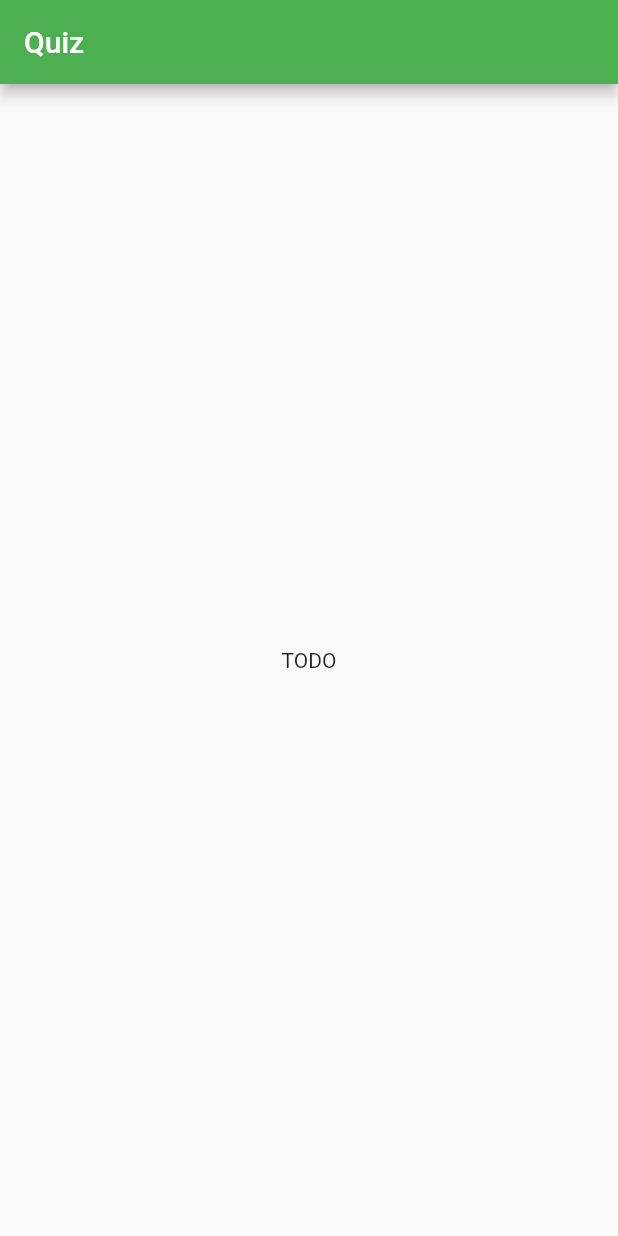
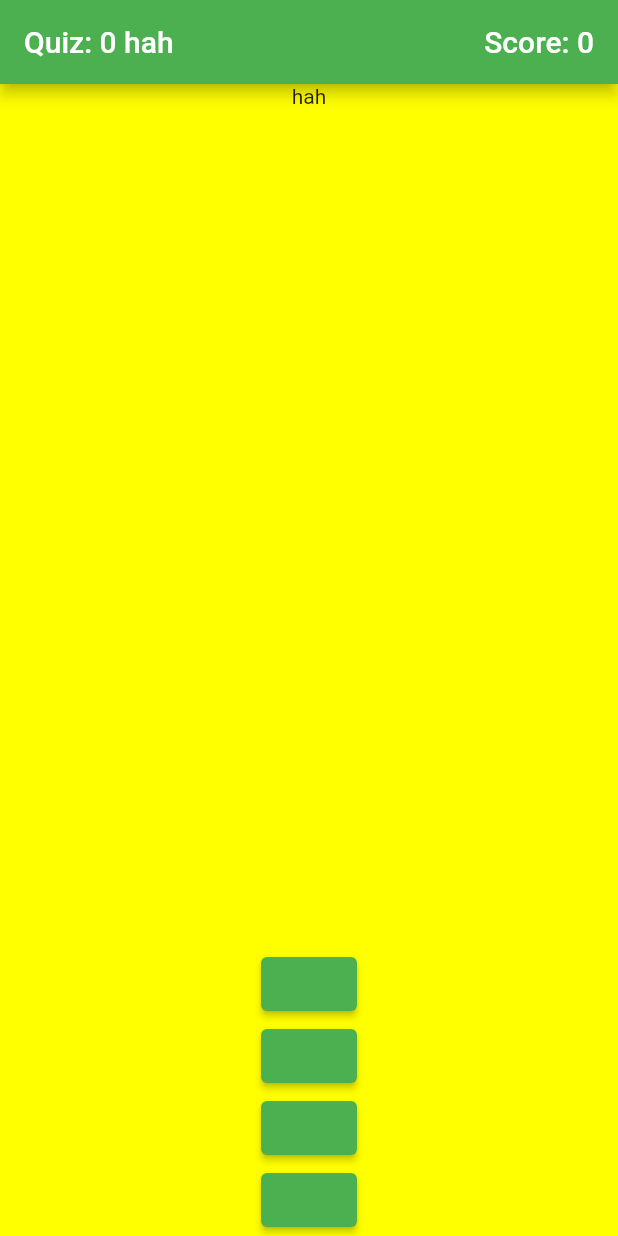
Before and after one commit to yarlnel/flutter_quiz, a Flutter app: the screen it shows after launch, on a phone screen of 412 x 824 dp. Run offline on Flutter 3.47's test engine with Material 2 defaults, Android fonts, the phone set to English and light mode, and no system bars; our stand-ins replace dio; network calls fail.

Commit message:
add some ui

```diff
--- a/lib/models/quiz.dart
+++ b/lib/models/quiz.dart
@@ -16,12 +16,22 @@ class Quiz {
     required this.d,
   });
 
+  static Quiz empty() => Quiz(
+      title: "hah",
+      answer: QuestionAnswer.A,
+      a: "",
+      b: "",
+      c: "",
+      d: ""
+  );
+
   @override
   String toString() =>
-      '$title'
+      '$title\n'
       'answer: $answer\n'
-      'a: $a'
-      'b: $b'
-      'd: $d'
-      'c: $c';
+      'a: $a\n'
+      'b: $b\n'
+      'd: $d\n'
+      'c: $c\n'
+      '\n\n\n';
 }
--- a/lib/pages/home_page.dart
+++ b/lib/pages/home_page.dart
@@ -1,15 +1,94 @@
+import 'dart:async';
+
 import 'package:flutter/material.dart';
+import 'package:flutter_quiz/source/question_source.dart';
 
-class HomePage extends StatelessWidget {
+import '../models/quiz.dart';
+
+class HomePage extends StatefulWidget {
   const HomePage({Key? key}) : super(key: key);
 
   @override
   Widget build(BuildContext context) => Scaffold(
-    appBar: AppBar(
-      title: const Text('Quiz'),
-    ),
-    body: Center(
-      child: const Text('TODO')
-    ),
-  );
+        appBar: AppBar(
+          title: const Text('Quiz'),
+        ),
+        body: Center(child: const Text('TODO')),
+      );
+
+  @override
+  _HomeState createState() => _HomeState();
 }
+
+class _HomeState extends State<HomePage> {
+  List<Quiz> _quizzes = List.empty();
+
+  int _quizLevel = 0;
+
+  Quiz _currentQuiz = Quiz.empty();
+
+  Future<void> _fetchQuizzes() async {
+    List<Quiz> quizzes = await QuizSource().getQuizzes();
+
+    setState(() {
+      _quizzes = quizzes;
+      _currentQuiz = quizzes.first;
+    });
+  }
+
+  @override
+  void initState() {
+    _fetchQuizzes();
+  }
+
+  int _score = 0;
+
+  void _handleAnswer(QuestionAnswer answer) {
+    if (_quizLevel >= (_quizzes.length - 1)) {
+      _score = 0;
+      return;
+    }
+
+    if (_currentQuiz.answer == answer) {
+      _score++;
+    }
+
+    _quizLevel++;
+    _currentQuiz = _quizzes[_quizLevel];
+  }
+
+  @override
+  Widget build(BuildContext context) {
+    return Scaffold(
+        appBar: AppBar(
+            title: Row(
+                mainAxisAlignment: MainAxisAlignment.spaceBetween,
+                children: [
+              Text("Quiz: $_quizLevel ${_currentQuiz.title}"),
+              Text("Score: $_score")
+            ])),
+        backgroundColor: Colors.yellowAccent,
+        body: Container(
+            width: double.infinity,
+            child: Column(
+                mainAxisAlignment: MainAxisAlignment.center,
+                crossAxisAlignment: CrossAxisAlignment.center,
+                children: [
+                  Text(_currentQuiz.title),
+                  Spacer(),
+                  ElevatedButton(
+                      onPressed: () => _handleAnswer(QuestionAnswer.A),
+                      child: Text(_currentQuiz.a)),
+                  ElevatedButton(
+                    onPressed: () => _handleAnswer(QuestionAnswer.B),
+                    child: Text(_currentQuiz.b),
+                  ),
+                  ElevatedButton(
+                      onPressed: () => _handleAnswer(QuestionAnswer.C),
+                      child: Text(_currentQuiz.c)),
+                  ElevatedButton(
+                      onPressed: () => _handleAnswer(QuestionAnswer.D),
+                      child: Text(_currentQuiz.d)),
+                ])));
+  }
+}
```
Also changed, not shown: lib/source/question_source.dart (+10 -7 lines).
